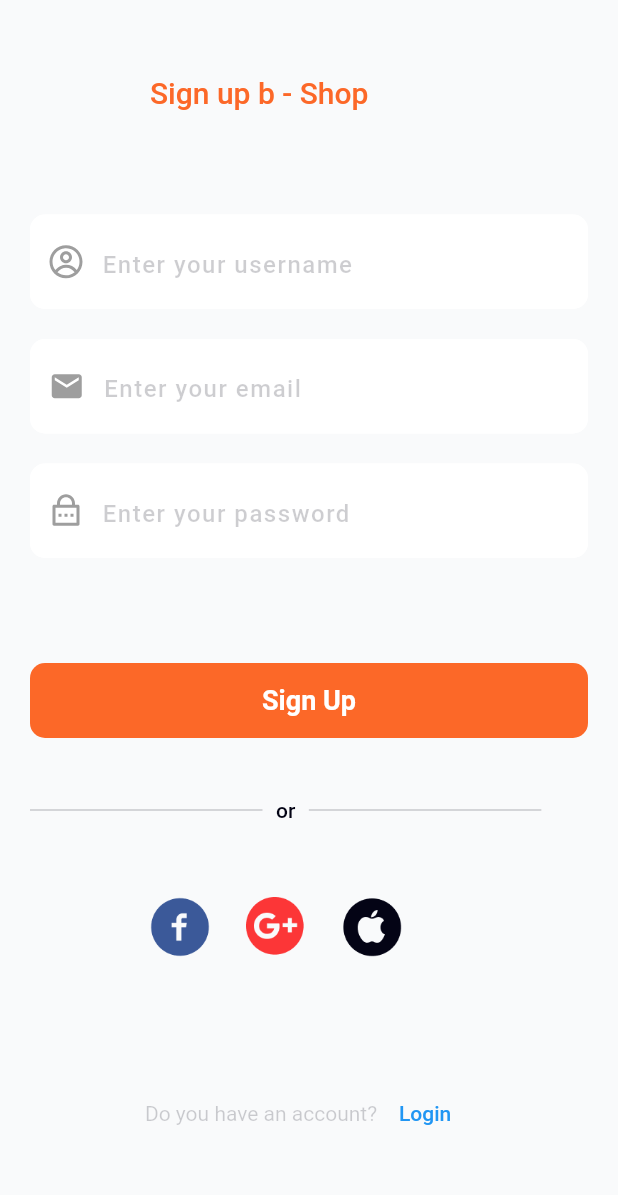
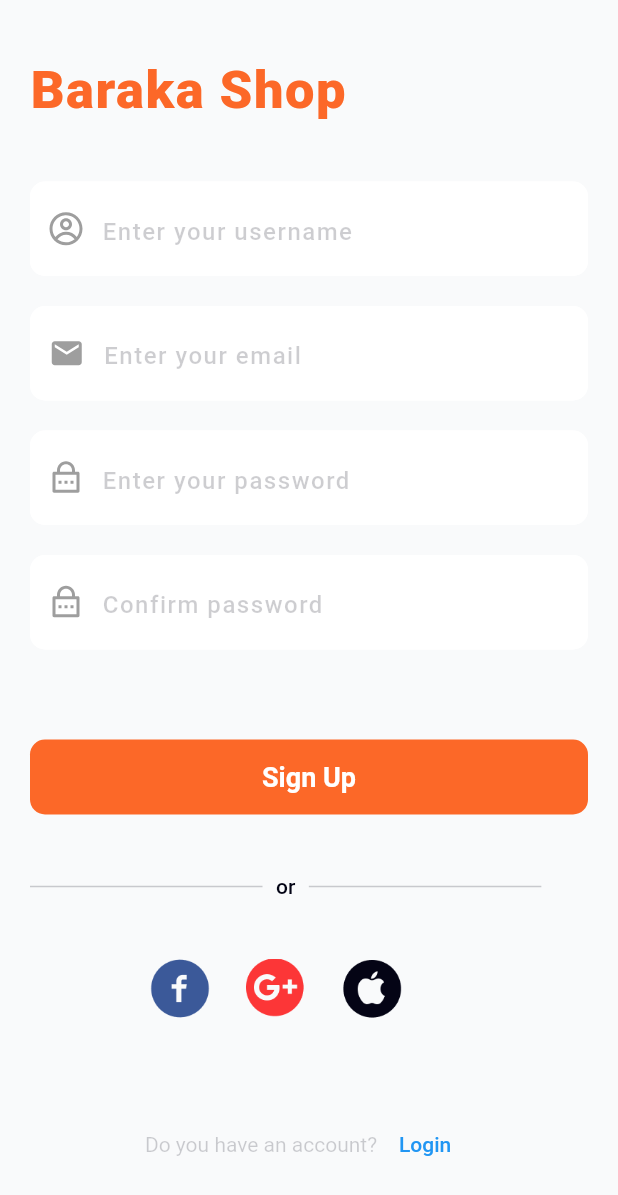
Before and after one commit to AkmaljonMOBILEdev/baraka_shop, a Flutter app: the LoginScreen screen opened by its route, after a tap on "Sign Up", on a phone screen of 412 x 824 dp. Shown: the top 1195 px of the screen. Run offline on Flutter 3.47's test engine with Material 2 defaults, Android fonts, the phone set to English and light mode, and no system bars; drawn by our look-alikes of zoom_tap_animation; our stand-ins replace firebase_auth, firebase_core, flutter_screenutil, flutter_svg; accounts and stored records are empty; Roboto replaces fonts that are missing (LeagueSpartan); statements that could not run were skipped.

Commit message:
logo name widgetga chiqti

```diff
--- a/lib/ui/auth_screens/login_screen.dart
+++ b/lib/ui/auth_screens/login_screen.dart
@@ -1,8 +1,10 @@
 import 'package:baraka_shop/ui/auth_screens/widget/or_auth_widget.dart';
 import 'package:baraka_shop/ui/auth_screens/widget/other_auth_ways.dart';
+import 'package:baraka_shop/ui/widget/global_logo_name.dart';
 import 'package:baraka_shop/utils/icons.dart';
 import 'package:baraka_shop/utils/sizebox_extension.dart';
 import 'package:flutter/material.dart';
+import 'package:flutter_screenutil/flutter_screenutil.dart';
 import '../../utils/colors.dart';
 import '../widget/global_button.dart';
 import 'sign_up_screen.dart';
@@ -25,22 +27,13 @@ class _LoginScreenState extends State<LoginScreen> {
         elevation: 0,
       ),
       body: Padding(
-        padding: const EdgeInsets.symmetric(horizontal: 20.0),
+        padding:  EdgeInsets.symmetric(horizontal: 20.0.w),
         child: ListView(
           children: [
             50.ph,
-            Padding(
-              padding: const EdgeInsets.symmetric(horizontal: 80.0),
-              child: Text(
-                "Login to b - Shop",
-                style: Theme.of(context)
-                    .textTheme
-                    .titleLarge!
-                    .copyWith(color: AppColors.cFC6828),
-              ),
-            ),
+           Center(child: const GlobalLogoName(),),
             70.ph,
-            GlobalTextField(
+            const GlobalTextField(
                 icon: AppIcons.username,
                 hintText: "Enter your username",
                 keyboardType: TextInputType.text,
@@ -48,18 +41,18 @@ class _LoginScreenState extends State<LoginScreen> {
                 // controller: context.read<AuthProvider>().emailController
                 ),
             20.ph,
-            GlobalTextField(
+            const GlobalTextField(
                 icon: AppIcons.password,
                 hintText: "Enter you password",
                 keyboardType: TextInputType.text,
                 textInputAction: TextInputAction.done,
                 // controller: context.read<AuthProvider>().passwordController
             ),
-            70.ph,
+            80.ph,
             GlobalButton(title: "Login", onTap: () {}),
-            40.ph,
+            50.ph,
             const OrAuthWidget(),
-            50.ph,
+            60.ph,
             const Padding(
               padding:  EdgeInsets.symmetric(horizontal: 80),
               child: OtherAuthWays(),
--- a/lib/ui/auth_screens/sign_up_screen.dart
+++ b/lib/ui/auth_screens/sign_up_screen.dart
@@ -1,8 +1,10 @@
 import 'package:baraka_shop/ui/auth_screens/widget/or_auth_widget.dart';
 import 'package:baraka_shop/ui/auth_screens/widget/other_auth_ways.dart';
+import 'package:baraka_shop/ui/widget/global_logo_name.dart';
 import 'package:baraka_shop/utils/icons.dart';
 import 'package:baraka_shop/utils/sizebox_extension.dart';
 import 'package:flutter/material.dart';
+import 'package:flutter_screenutil/flutter_screenutil.dart';
 import '../../utils/colors.dart';
 import '../widget/global_button.dart';
 import '../widget/global_text_field.dart';
@@ -21,21 +23,12 @@ class _SignUpScreenState extends State<SignUpScreen> {
     return Scaffold(
       backgroundColor: AppColors.cF9FAFB,
       body: Padding(
-        padding: const EdgeInsets.symmetric(horizontal: 20.0),
+        padding:  EdgeInsets.symmetric(horizontal: 20.0.w),
         child: ListView(
           children: [
-            50.ph,
-            Padding(
-              padding: const EdgeInsets.symmetric(horizontal: 80.0),
-              child: Text(
-                "Sign up b - Shop",
-                style: Theme.of(context)
-                    .textTheme
-                    .titleLarge!
-                    .copyWith(color: AppColors.cFC6828),
-              ),
-            ),
-            70.ph,
+            40.ph,
+            const GlobalLogoName(),
+            40.ph,
             const GlobalTextField(
                 icon: AppIcons.username,
                 hintText: "Enter your username",
@@ -59,16 +52,24 @@ class _SignUpScreenState extends State<SignUpScreen> {
                 textInputAction: TextInputAction.done,
                 // controller: context.read<AuthProvider>().passwordController
           ),
-            70.ph,
+            20.ph,
+            const GlobalTextField(
+              icon: AppIcons.password,
+              hintText: "Confirm password",
+              keyboardType: TextInputType.text,
+              textInputAction: TextInputAction.done,
+              // controller: context.read<AuthProvider>().passwordController
+            ),
+            60.ph,
             GlobalButton(title: "Sign Up", onTap: () {}),
             40.ph,
             const OrAuthWidget(),
-            50.ph,
+            40.ph,
             const  Padding(
               padding:  EdgeInsets.symmetric(horizontal: 80),
               child: OtherAuthWays(),
             ),
-            80.ph,
+            60.ph,
             Row(
               mainAxisAlignment: MainAxisAlignment.center,
               children: [
--- /dev/null
+++ b/lib/ui/widget/global_logo_name.dart
@@ -0,0 +1,22 @@
+import 'package:flutter/material.dart';
+
+import '../../utils/colors.dart';
+
+class GlobalLogoName extends StatelessWidget {
+  const GlobalLogoName({Key? key}) : super(key: key);
+
+  @override
+  Widget build(BuildContext context) {
+    return  Text(
+      "Baraka Shop",
+      style: Theme.of(context)
+          .textTheme
+          .titleLarge!
+          .copyWith(
+        letterSpacing: 1.0,
+          fontWeight: FontWeight.w900,
+          fontSize: 35,
+          color: AppColors.cFC6828),
+    );
+  }
+}
```
